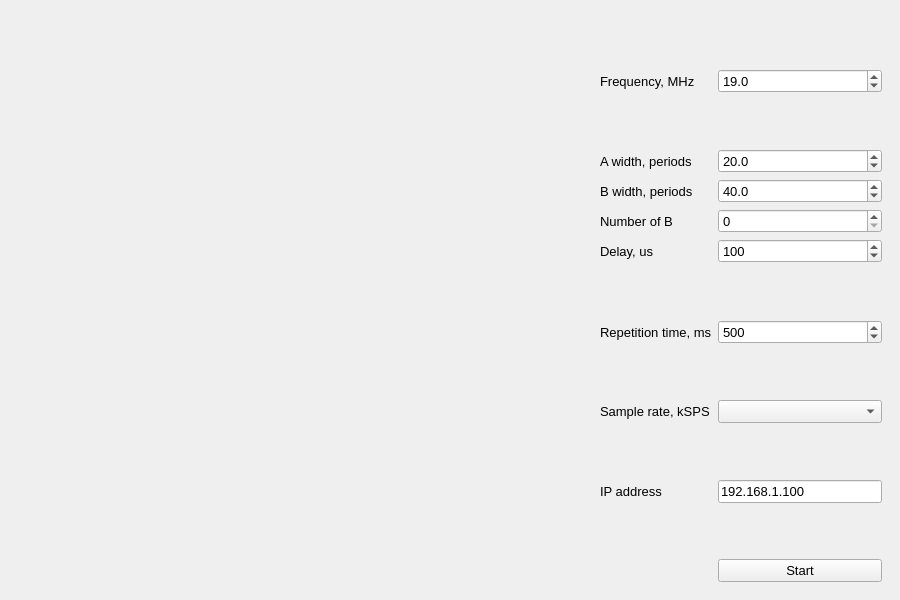
First picture: the form in projects/scanner/client/scanner.ui, repository pavel-demin/red-pitaya-notes, before the edit.
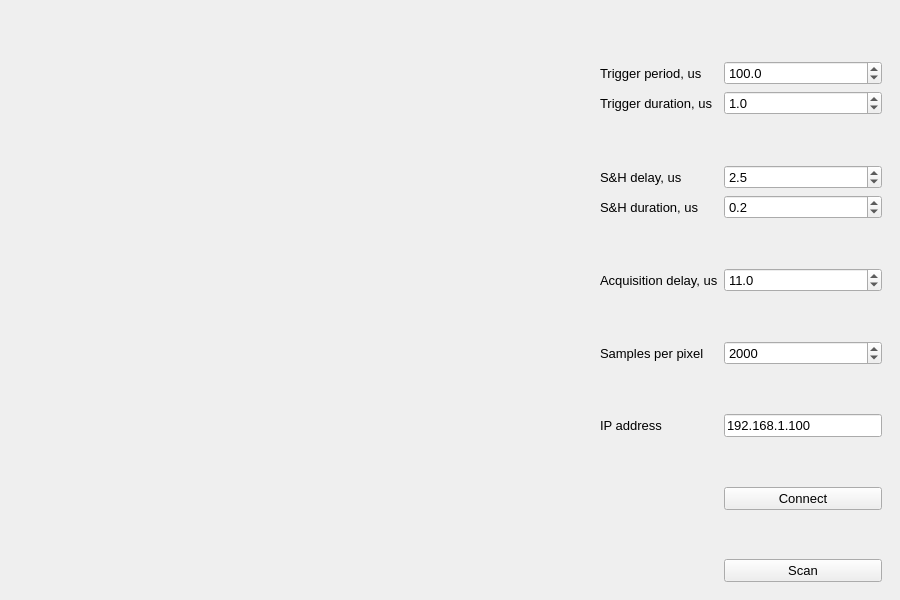
Second picture: the form after the edit.

Commit message: adapt scanner server and client to new scanner/block_design.tcl

```diff
--- a/projects/scanner/client/scanner.ui
+++ b/projects/scanner/client/scanner.ui
@@ -61,43 +61,62 @@
        <property name="fieldGrowthPolicy">
         <enum>QFormLayout::AllNonFixedFieldsGrow</enum>
        </property>
+       <item row="0" column="1">
+        <spacer name="spacer_0">
+         <property name="orientation">
+          <enum>Qt::Vertical</enum>
+         </property>
+         <property name="sizeHint" stdset="0">
+          <size>
+           <width>20</width>
+           <height>40</height>
+          </size>
+         </property>
+        </spacer>
+       </item>
        <item row="1" column="0">
         <widget class="QLabel" name="freqLlabel">
          <property name="text">
-          <string>Frequency, MHz</string>
+          <string>Trigger period, us</string>
          </property>
         </widget>
        </item>
-       <item row="3" column="0">
-        <widget class="QLabel" name="awidthLabel">
-         <property name="text">
-          <string>A width, periods</string>
+       <item row="1" column="1">
+        <widget class="QDoubleSpinBox" name="periodValue">
+         <property name="decimals">
+          <number>1</number>
+         </property>
+         <property name="minimum">
+          <double>2.000000000000000</double>
+         </property>
+         <property name="maximum">
+          <double>1000.000000000000000</double>
+         </property>
+         <property name="singleStep">
+          <double>0.100000000000000</double>
+         </property>
+         <property name="value">
+          <double>100.000000000000000</double>
          </property>
         </widget>
        </item>
        <item row="3" column="1">
-        <widget class="QDoubleSpinBox" name="awidthValue">
-         <property name="decimals">
-          <number>1</number>
+        <spacer name="spacer_1">
+         <property name="orientation">
+          <enum>Qt::Vertical</enum>
          </property>
-         <property name="minimum">
-          <double>0.500000000000000</double>
+         <property name="sizeHint" stdset="0">
+          <size>
+           <width>20</width>
+           <height>40</height>
+          </size>
          </property>
-         <property name="maximum">
-          <double>1000.000000000000000</double>
-         </property>
-         <property name="singleStep">
-          <double>0.500000000000000</double>
-         </property>
-         <property name="value">
-          <double>20.000000000000000</double>
-         </property>
-        </widget>
+        </spacer>
        </item>
        <item row="4" column="0">
         <widget class="QLabel" name="bwidthLabel">
          <property name="text">
-          <string>B width, periods</string>
+          <string>S&amp;H delay, us</string>
          </property>
         </widget>
        </item>
@@ -107,7 +126,7 @@
           <number>1</number>
          </property>
          <property name="minimum">
-          <double>0.500000000000000</double>
+          <double>0.000000000000000</double>
          </property>
          <property name="maximum">
           <double>1000.000000000000000</double>
@@ -116,36 +135,61 @@
           <double>0.500000000000000</double>
          </property>
          <property name="value">
-          <double>40.000000000000000</double>
+          <double>2.500000000000000</double>
          </property>
         </widget>
        </item>
-       <item row="5" column="0">
-        <widget class="QLabel" name="bnumLabel">
+       <item row="7" column="0">
+        <widget class="QLabel" name="acqdelayLabel">
          <property name="text">
-          <string>Number of B</string>
+          <string>Acquisition delay, us</string>
          </property>
         </widget>
        </item>
-       <item row="5" column="1">
-        <widget class="QSpinBox" name="bnumValue"/>
+       <item row="7" column="1">
+        <widget class="QDoubleSpinBox" name="acqdelayValue">
+         <property name="decimals">
+          <number>1</number>
+         </property>
+         <property name="minimum">
+          <double>0.000000000000000</double>
+         </property>
+         <property name="maximum">
+          <double>1000.000000000000000</double>
+         </property>
+         <property name="singleStep">
+          <double>0.100000000000000</double>
+         </property>
+         <property name="value">
+          <double>11.000000000000000</double>
+         </property>
+        </widget>
        </item>
-       <item row="6" column="0">
-        <widget class="QLabel" name="delayLabel">
+       <item row="9" column="0">
+        <widget class="QLabel" name="samplesLabel">
          <property name="text">
-          <string>Delay, us</string>
+          <string>Samples per pixel</string>
          </property>
         </widget>
        </item>
-       <item row="8" column="0">
-        <widget class="QLabel" name="deltaLabel">
-         <property name="text">
-          <string>Repetition time, ms</string>
+       <item row="9" column="1">
+        <widget class="QSpinBox" name="samplesValue">
+         <property name="minimum">
+          <number>5</number>
          </property>
+         <property name="maximum">
+          <number>10000</number>
+         </property>
+         <property name="singleStep">
+          <number>5</number>
+         </property>
+         <property name="value">
+          <number>2000</number>
+         </property>
         </widget>
        </item>
-       <item row="11" column="1">
-        <spacer name="verticalSpacer">
+       <item row="10" column="1">
+        <spacer name="spacer_4">
          <property name="orientation">
           <enum>Qt::Vertical</enum>
          </property>
@@ -157,150 +201,138 @@
          </property>
         </spacer>
        </item>
-       <item row="12" column="0">
+       <item row="11" column="0">
         <widget class="QLabel" name="addrLabel">
          <property name="text">
           <string>IP address</string>
          </property>
         </widget>
        </item>
-       <item row="12" column="1">
+       <item row="11" column="1">
         <widget class="QLineEdit" name="addrValue">
          <property name="text">
           <string>192.168.1.100</string>
          </property>
         </widget>
        </item>
+       <item row="12" column="1">
+        <spacer name="spacer_5">
+         <property name="orientation">
+          <enum>Qt::Vertical</enum>
+         </property>
+         <property name="sizeHint" stdset="0">
+          <size>
+           <width>20</width>
+           <height>40</height>
+          </size>
+         </property>
+        </spacer>
+       </item>
        <item row="13" column="1">
-        <spacer name="verticalSpacer_2">
-         <property name="orientation">
-          <enum>Qt::Vertical</enum>
-         </property>
-         <property name="sizeHint" stdset="0">
-          <size>
-           <width>20</width>
-           <height>40</height>
-          </size>
-         </property>
-        </spacer>
-       </item>
-       <item row="14" column="1">
-        <widget class="QPushButton" name="startButton">
+        <widget class="QPushButton" name="connectButton">
          <property name="text">
-          <string>Start</string>
-         </property>
-        </widget>
-       </item>
-       <item row="0" column="1">
-        <spacer name="verticalSpacer_3">
-         <property name="orientation">
-          <enum>Qt::Vertical</enum>
-         </property>
-         <property name="sizeHint" stdset="0">
-          <size>
-           <width>20</width>
-           <height>40</height>
-          </size>
-         </property>
-        </spacer>
-       </item>
-       <item row="2" column="1">
-        <spacer name="verticalSpacer_4">
-         <property name="orientation">
-          <enum>Qt::Vertical</enum>
-         </property>
-         <property name="sizeHint" stdset="0">
-          <size>
-           <width>20</width>
-           <height>40</height>
-          </size>
-         </property>
-        </spacer>
-       </item>
-       <item row="7" column="1">
-        <spacer name="verticalSpacer_5">
-         <property name="orientation">
-          <enum>Qt::Vertical</enum>
-         </property>
-         <property name="sizeHint" stdset="0">
-          <size>
-           <width>20</width>
-           <height>40</height>
-          </size>
-         </property>
-        </spacer>
-       </item>
-       <item row="1" column="1">
-        <widget class="QDoubleSpinBox" name="freqValue">
-         <property name="decimals">
-          <number>1</number>
-         </property>
-         <property name="maximum">
-          <double>60.000000000000000</double>
-         </property>
-         <property name="singleStep">
-          <double>0.100000000000000</double>
-         </property>
-         <property name="value">
-          <double>19.000000000000000</double>
+          <string>Connect</string>
          </property>
         </widget>
        </item>
        <item row="6" column="1">
-        <widget class="QSpinBox" name="delayValue">
+        <spacer name="spacer_2">
+         <property name="orientation">
+          <enum>Qt::Vertical</enum>
+         </property>
+         <property name="sizeHint" stdset="0">
+          <size>
+           <width>20</width>
+           <height>40</height>
+          </size>
+         </property>
+        </spacer>
+       </item>
+       <item row="5" column="1">
+        <widget class="QDoubleSpinBox" name="shtimeValue">
+         <property name="decimals">
+          <number>1</number>
+         </property>
          <property name="minimum">
-          <number>10</number>
+          <double>0.100000000000000</double>
          </property>
          <property name="maximum">
-          <number>10000000</number>
+          <double>1000.000000000000000</double>
          </property>
          <property name="singleStep">
           <number>1</number>
          </property>
          <property name="value">
-          <number>100</number>
+          <double>0.200000000000000</double>
+         </property>
+        </widget>
+       </item>
+       <item row="5" column="0">
+        <widget class="QLabel" name="shtimeLabel">
+         <property name="text">
+          <string>S&amp;H duration, us</string>
          </property>
         </widget>
        </item>
        <item row="8" column="1">
-        <widget class="QSpinBox" name="deltaValue">
+        <spacer name="spacer_3">
+         <property name="orientation">
+          <enum>Qt::Vertical</enum>
+         </property>
+         <property name="sizeHint" stdset="0">
+          <size>
+           <width>20</width>
+           <height>40</height>
+          </size>
+         </property>
+        </spacer>
+       </item>
+       <item row="15" column="1">
+        <widget class="QPushButton" name="scanButton">
+         <property name="text">
+          <string>Scan</string>
+         </property>
+        </widget>
+       </item>
+       <item row="14" column="1">
+        <spacer name="verticalSpacer">
+         <property name="orientation">
+          <enum>Qt::Vertical</enum>
+         </property>
+         <property name="sizeHint" stdset="0">
+          <size>
+           <width>20</width>
+           <height>40</height>
+          </size>
+         </property>
+        </spacer>
+       </item>
+       <item row="2" column="1">
+        <widget class="QDoubleSpinBox" name="trgtimeValue">
+         <property name="decimals">
+          <number>1</number>
+         </property>
          <property name="minimum">
-          <number>10</number>
+          <double>0.100000000000000</double>
          </property>
          <property name="maximum">
-          <number>10000</number>
+          <double>1000.000000000000000</double>
          </property>
          <property name="singleStep">
           <number>10</number>
          </property>
          <property name="value">
-          <number>500</number>
+          <double>1.000000000000000</double>
          </property>
         </widget>
        </item>
-       <item row="10" column="1">
-        <widget class="QComboBox" name="rateValue"/>
-       </item>
-       <item row="10" column="0">
-        <widget class="QLabel" name="rateLabel">
+       <item row="2" column="0">
+        <widget class="QLabel" name="trgtimeLabel">
          <property name="text">
-          <string>Sample rate, kSPS</string>
+          <string>Trigger duration, us</string>
          </property>
         </widget>
        </item>
-       <item row="9" column="1">
-        <spacer name="verticalSpacer_6">
-         <property name="orientation">
-          <enum>Qt::Vertical</enum>
-         </property>
-         <property name="sizeHint" stdset="0">
-          <size>
-           <width>20</width>
-           <height>40</height>
-          </size>
-         </property>
-        </spacer>
-       </item>
       </layout>
      </widget>
     </item>
```
Left out of the diff: 12 changed lines with no effect on the pictures. The commit also changes 2 other files.
